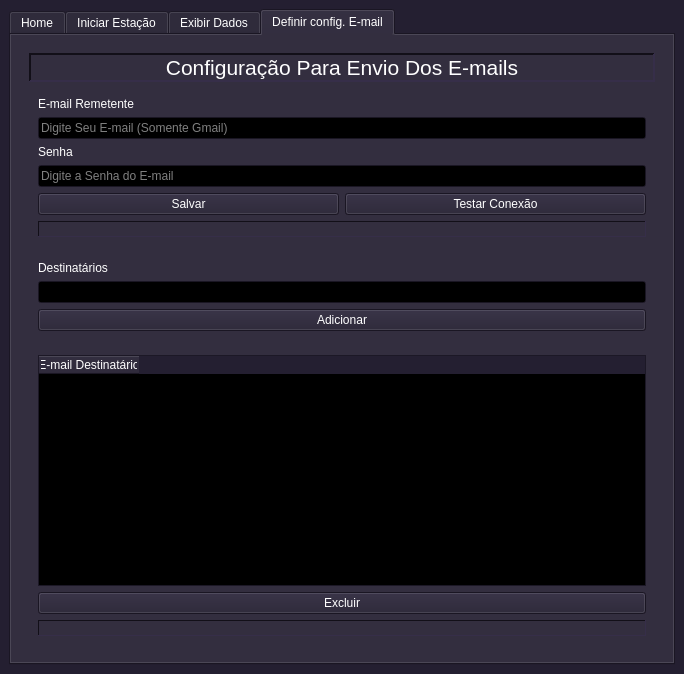
Fat83dotcom/Interface_Estacao, file interface.ui: the form before one commit.
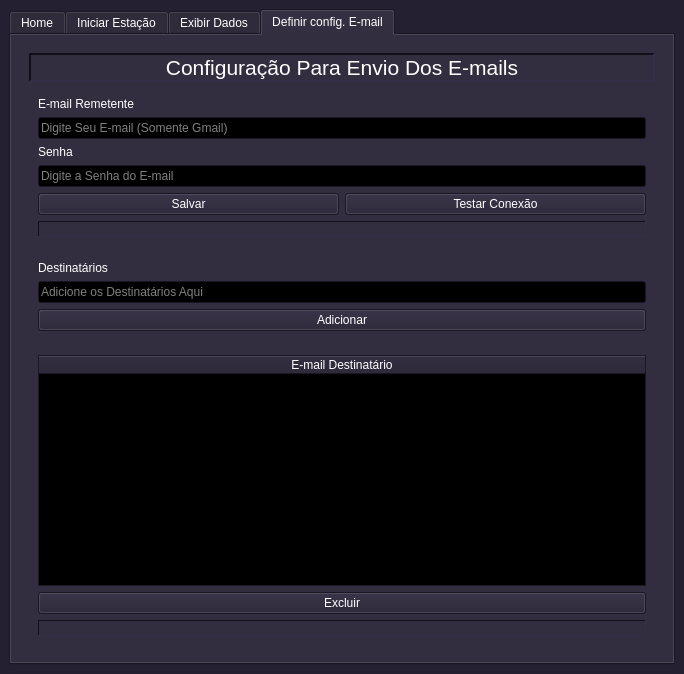
The form after the commit. The open tabs and pages were chosen to show the change. Icons and pictures are not drawn.

Commit message: Ajustes e placeholders

Diff of the .ui file:
```diff
--- a/interface.ui
+++ b/interface.ui
@@ -10,6 +10,12 @@
     <height>674</height>
    </rect>
   </property>
+  <property name="sizePolicy">
+   <sizepolicy hsizetype="Fixed" vsizetype="Fixed">
+    <horstretch>0</horstretch>
+    <verstretch>0</verstretch>
+   </sizepolicy>
+  </property>
   <property name="palette">
    <palette>
     <active>
@@ -1518,7 +1524,11 @@
              </widget>
             </item>
             <item>
-             <widget class="QLineEdit" name="adicionarDestinatario"/>
+             <widget class="QLineEdit" name="adicionarDestinatario">
+              <property name="placeholderText">
+               <string>Adicione os Destinatários Aqui</string>
+              </property>
+             </widget>
             </item>
             <item>
              <widget class="QPushButton" name="btnAdicionarDestinatario">
@@ -1541,10 +1551,22 @@
            <layout class="QVBoxLayout" name="verticalLayout_20">
             <item>
              <widget class="QTableWidget" name="tabelaDestinatarios">
+              <property name="sizeAdjustPolicy">
+               <enum>QAbstractScrollArea::AdjustIgnored</enum>
+              </property>
+              <property name="gridStyle">
+               <enum>Qt::SolidLine</enum>
+              </property>
+              <attribute name="horizontalHeaderStretchLastSection">
+               <bool>true</bool>
+              </attribute>
               <column>
                <property name="text">
                 <string>E-mail Destinatário</string>
                </property>
+               <property name="textAlignment">
+                <set>AlignCenter</set>
+               </property>
               </column>
              </widget>
             </item>
```
Left out of the diff: 5 changed lines with no effect on the pictures. The commit also changes 1 other file.
